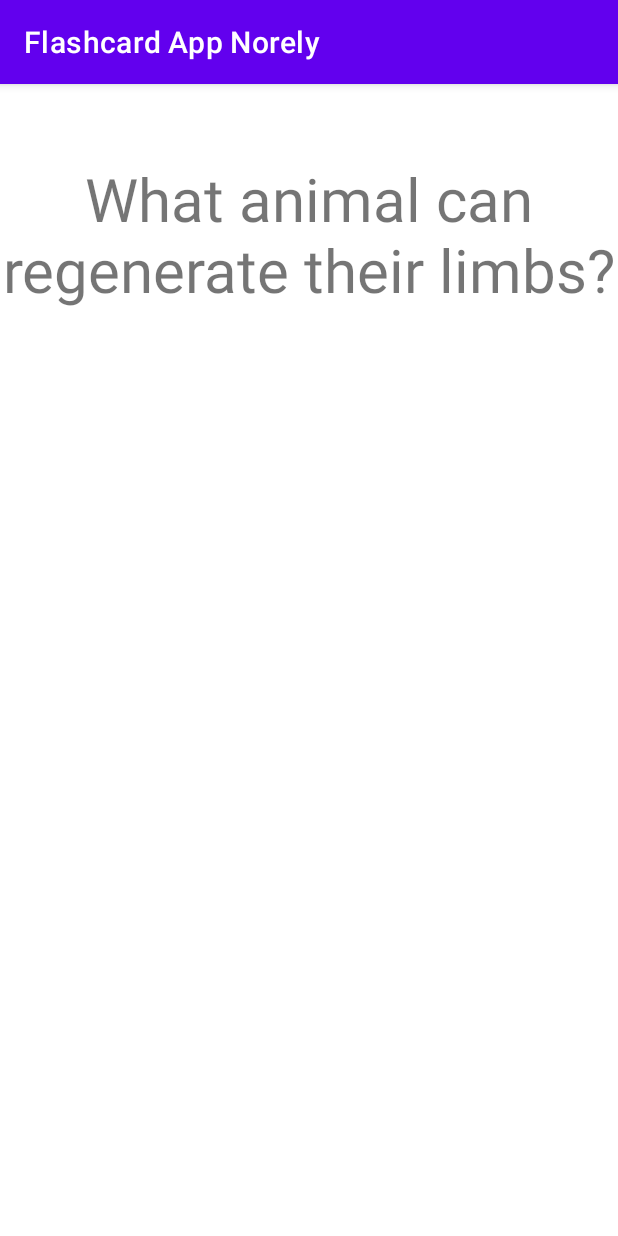
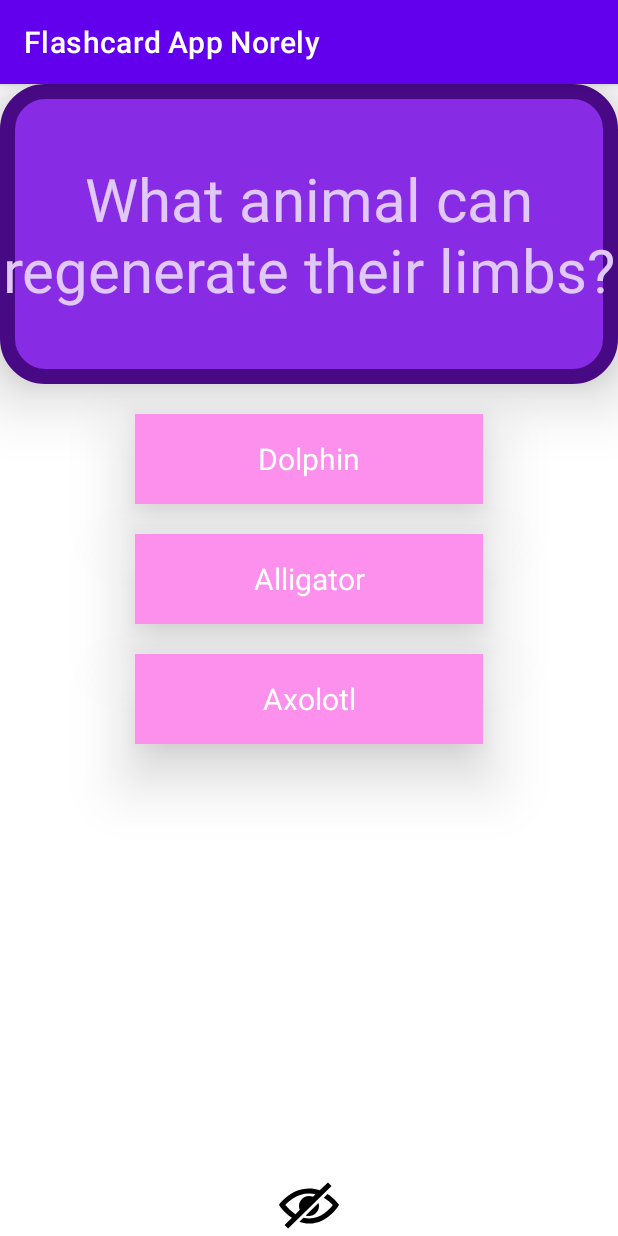
Before and after one commit to NorelyT/Flashcard-App-Week-1-Norely, an Android app: the screen it shows after launch (MainActivity), on a phone screen of 412 x 824 dp. Run offline under Robolectric (Android 15) with nearby library versions, the phone set to English and light mode, and no system bars.

Commit message:
Added all optional features

```diff
--- a/app/src/main/java/com/example/flashcardappnorely/MainActivity.kt
+++ b/app/src/main/java/com/example/flashcardappnorely/MainActivity.kt
@@ -1,11 +1,18 @@
 package com.example.flashcardappnorely
 
+import android.graphics.Color
+import android.graphics.drawable.ColorDrawable
+import android.os.Build
 import androidx.appcompat.app.AppCompatActivity
 import android.os.Bundle
 import android.view.View
+import android.widget.ImageView
 import android.widget.TextView
+import androidx.annotation.RequiresApi
+import androidx.core.view.isVisible
 
 class MainActivity : AppCompatActivity() {
+    @RequiresApi(Build.VERSION_CODES.M)
     override fun onCreate(savedInstanceState: Bundle?) {
         super.onCreate(savedInstanceState)
         setContentView(R.layout.activity_main)
@@ -13,6 +20,8 @@ class MainActivity : AppCompatActivity() {
         val question = findViewById<TextView>(R.id.flashcard_question)
         val answer = findViewById<TextView>(R.id.flashcard_answer)
 
+
+        // Flips card around from question to answer and from answer to question
         question.setOnClickListener {
             question.visibility = View.INVISIBLE
             answer.visibility = View.VISIBLE
@@ -22,5 +31,75 @@ class MainActivity : AppCompatActivity() {
             answer.visibility = View.INVISIBLE
             question.visibility = View.VISIBLE
         }
+
+
+        val answerOption1 = findViewById<TextView>(R.id.option1)
+        val answerOption2 = findViewById<TextView>(R.id.option2)
+        val answerOption3 = findViewById<TextView>(R.id.option3)
+
+
+        // Function that resets the previously clicked choices
+        fun resetAnswers(wrongAnswer: TextView, rightAnswer: TextView){
+            wrongAnswer.setBackgroundColor(getResources().getColor(R.color.pink))
+            rightAnswer.setBackgroundColor(getResources().getColor(R.color.pink))
+        }
+
+        var wrongAnswerPointer = answerOption3      // Default value
+        val answer3Color = answerOption3.background as ColorDrawable
+
+
+        // Conditionals that indicate whether the chosen option is right (green) or
+        // wrong (red), and also resets them after the user chooses an answer
+        answerOption1.setOnClickListener {
+            if (answer3Color.color == getResources().getColor(R.color.green)) {
+                resetAnswers(wrongAnswerPointer, answerOption3)
+            }
+            else {
+                answerOption1.setBackgroundColor(getResources().getColor(R.color.red))
+                answerOption3.setBackgroundColor(getResources().getColor(R.color.green))
+                wrongAnswerPointer = answerOption1
+            }
+        }
+
+        answerOption2.setOnClickListener {
+            if (answer3Color.color == getResources().getColor(R.color.green)) {
+                resetAnswers(wrongAnswerPointer, answerOption3)
+            }
+            else {
+                answerOption2.setBackgroundColor(getResources().getColor(R.color.red))
+                answerOption3.setBackgroundColor(getResources().getColor(R.color.green))
+                wrongAnswerPointer = answerOption2
+            }
+        }
+
+        answerOption3.setOnClickListener {
+            if (answer3Color.color == getResources().getColor(R.color.green)) {
+                resetAnswers(wrongAnswerPointer, answerOption3)
+            }
+            else {
+                answerOption3.setBackgroundColor(getResources().getColor(R.color.green))
+                wrongAnswerPointer = answerOption3
+            }
+        }
+
+
+        val hideOptions = findViewById<ImageView>(R.id.closedEye)
+
+
+        // Conditionals that toggle the option visibility
+        var optionsIsVisible = true
+        hideOptions.setOnClickListener {
+            if (optionsIsVisible){
+                hideOptions.setImageResource(R.drawable.eyecon_1)
+                optionsIsVisible = false
+            }
+            else {
+                hideOptions.setImageResource(R.drawable.eyecon_2)
+                optionsIsVisible = true
+            }
+            answerOption1.isVisible = !(answerOption1.isVisible)
+            answerOption2.isVisible = !(answerOption2.isVisible)
+            answerOption3.isVisible = !(answerOption3.isVisible)
+        }
     }
 }
--- /dev/null
+++ b/app/src/main/res/drawable/card_background1.xml
@@ -0,0 +1,7 @@
+<?xml version="1.0" encoding="utf-8"?>
+<shape xmlns:android="http://schemas.android.com/apk/res/android"
+    android:shape="rectangle">
+    <corners android:radius="25dp" />
+    <stroke android:color="#470984" android:width="10dp" />
+    <solid android:color="#882BE4" />
+</shape>
--- /dev/null
+++ b/app/src/main/res/drawable/card_background2.xml
@@ -0,0 +1,7 @@
+<?xml version="1.0" encoding="utf-8"?>
+<shape xmlns:android="http://schemas.android.com/apk/res/android"
+    android:shape="rectangle">
+    <corners android:radius="25dp" />
+    <stroke android:color="#744E0B" android:width="10dp" />
+    <solid android:color="#E7960C" />
+</shape>
--- /dev/null
+++ b/app/src/main/res/drawable/eyecon_1.xml
@@ -0,0 +1,9 @@
+<vector xmlns:android="http://schemas.android.com/apk/res/android"
+    android:width="24dp"
+    android:height="24dp"
+    android:viewportWidth="24"
+    android:viewportHeight="24">
+  <path
+      android:fillColor="#FF000000"
+      android:pathData="M12.015,7c4.751,0 8.063,3.012 9.504,4.636 -1.401,1.837 -4.713,5.364 -9.504,5.364 -4.42,0 -7.93,-3.536 -9.478,-5.407 1.493,-1.647 4.817,-4.593 9.478,-4.593zM12.015,5c-7.569,0 -12.015,6.551 -12.015,6.551s4.835,7.449 12.015,7.449c7.733,0 11.985,-7.449 11.985,-7.449s-4.291,-6.551 -11.985,-6.551zM12,8c-2.209,0 -4,1.792 -4,4 0,2.209 1.791,4 4,4s4,-1.791 4,-4c0,-2.208 -1.791,-4 -4,-4z"/>
+</vector>
--- /dev/null
+++ b/app/src/main/res/drawable/eyecon_2.xml
@@ -0,0 +1,9 @@
+<vector xmlns:android="http://schemas.android.com/apk/res/android"
+    android:width="24dp"
+    android:height="24dp"
+    android:viewportWidth="24"
+    android:viewportHeight="24">
+  <path
+      android:fillColor="#FF000000"
+      android:pathData="M19.604,2.562l-3.346,3.137c-1.27,-0.428 -2.686,-0.699 -4.243,-0.699 -7.569,0 -12.015,6.551 -12.015,6.551s1.928,2.951 5.146,5.138l-2.911,2.909 1.414,1.414 17.37,-17.035 -1.415,-1.415zM13.588,8.341c-3.288,-1.453 -6.681,1.908 -5.265,5.206l-1.726,1.707c-1.814,-1.16 -3.225,-2.65 -4.06,-3.66 1.493,-1.648 4.817,-4.594 9.478,-4.594 0.927,0 1.796,0.119 2.61,0.315l-1.037,1.026zM10.705,15.772l5.09,-4.993c1.017,3.111 -2.003,6.067 -5.09,4.993zM24,11.551s-4.252,7.449 -11.985,7.449c-1.379,0 -2.662,-0.291 -3.851,-0.737l1.614,-1.583c0.715,0.193 1.458,0.32 2.237,0.32 4.791,0 8.104,-3.527 9.504,-5.364 -0.729,-0.822 -1.956,-1.99 -3.587,-2.952l1.489,-1.46c2.982,1.9 4.579,4.327 4.579,4.327z"/>
+</vector>
--- a/app/src/main/res/layout/activity_main.xml
+++ b/app/src/main/res/layout/activity_main.xml
@@ -11,15 +11,72 @@
         android:layout_width="match_parent"
         android:layout_height="200dp"
         android:gravity="center"
+        android:background="@drawable/card_background1"
+        android:elevation="25dp"
         android:text="@string/what_animal_can_regenerate_their_limbs"
-        android:textSize="40sp" />
+        android:textSize="40sp"
+        android:textColor="#E0C8F9" />
 
     <TextView
         android:id="@+id/flashcard_answer"
         android:layout_width="match_parent"
         android:layout_height="200dp"
         android:gravity="center"
+        android:background="@drawable/card_background2"
+        android:elevation="25dp"
         android:text="@string/axolotl"
         android:textSize="40sp"
+        android:textColor="#FEE4B8"
         android:visibility="invisible" />
+
+    <TextView
+        android:id="@+id/option1"
+        android:layout_width="match_parent"
+        android:layout_height="60dp"
+        android:layout_below="@id/flashcard_question"
+        android:layout_marginTop="20dp"
+        android:layout_marginHorizontal="90dp"
+        android:background="#FC90EC"
+        android:gravity="center"
+        android:elevation="25dp"
+        android:text="@string/dolphin"
+        android:textSize="20sp"
+        android:textColor="@color/white" />
+
+    <TextView
+        android:id="@+id/option2"
+        android:layout_width="match_parent"
+        android:layout_height="60dp"
+        android:layout_below="@id/option1"
+        android:layout_marginTop="20dp"
+        android:layout_marginHorizontal="90dp"
+        android:background="#FC90EC"
+        android:gravity="center"
+        android:elevation="25dp"
+        android:text="@string/alligator"
+        android:textSize="20sp"
+        android:textColor="@color/white" />
+
+    <TextView
+        android:id="@+id/option3"
+        android:layout_width="match_parent"
+        android:layout_height="60dp"
+        android:layout_below="@id/option2"
+        android:layout_marginTop="20dp"
+        android:layout_marginHorizontal="90dp"
+        android:background="@color/pink"
+        android:gravity="center"
+        android:elevation="25dp"
+        android:text="@string/axolotl"
+        android:textSize="20sp"
+        android:textColor="@color/white" />
+
+    <ImageView
+        android:id="@+id/closedEye"
+        android:layout_width="40dp"
+        android:layout_height="40dp"
+        android:layout_alignParentBottom="true"
+        android:layout_centerHorizontal="true"
+        app:srcCompat="@drawable/eyecon_2" />
+
 </RelativeLayout>
--- a/app/src/main/res/values/colors.xml
+++ b/app/src/main/res/values/colors.xml
@@ -7,4 +7,8 @@
     <color name="teal_700">#FF018786</color>
     <color name="black">#FF000000</color>
     <color name="white">#FFFFFFFF</color>
+    <color name="red">#EE4336</color>
+    <color name="green">#3AC139</color>
+    <color name="pink">#FC90EC</color>
+
 </resources>
--- a/app/src/main/res/values/strings.xml
+++ b/app/src/main/res/values/strings.xml
@@ -2,4 +2,6 @@
     <string name="app_name">Flashcard App Norely</string>
     <string name="what_animal_can_regenerate_their_limbs">What animal can regenerate their limbs?</string>
     <string name="axolotl">Axolotl</string>
+    <string name="alligator">Alligator</string>
+    <string name="dolphin">Dolphin</string>
 </resources>
```
